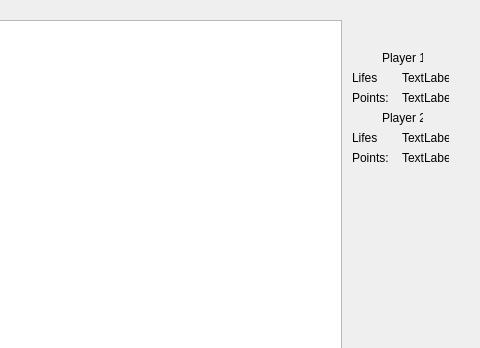
First picture: the form in src/PacManQt/mainwindow.ui, repository przemekBielak/PacMan-online, before the edit; both pictures show x 298 to 778 and y 0 to 348 of the 778 by 712 pixel window.
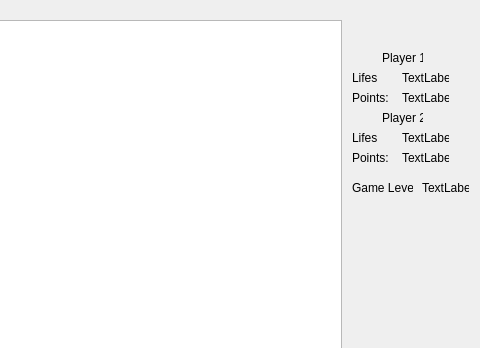
Second picture: the form after the edit.

Commit message:
Added game level support.
- When all dots are collected for game map, level is incremented.

```diff
--- a/src/PacManQt/mainwindow.ui
+++ b/src/PacManQt/mainwindow.ui
@@ -154,6 +154,32 @@
      <string>Player 2</string>
     </property>
    </widget>
+   <widget class="QLabel" name="label_game_level">
+    <property name="geometry">
+     <rect>
+      <x>650</x>
+      <y>180</y>
+      <width>61</width>
+      <height>16</height>
+     </rect>
+    </property>
+    <property name="text">
+     <string>Game Level:</string>
+    </property>
+   </widget>
+   <widget class="QLabel" name="label_game_level_num">
+    <property name="geometry">
+     <rect>
+      <x>720</x>
+      <y>180</y>
+      <width>47</width>
+      <height>16</height>
+     </rect>
+    </property>
+    <property name="text">
+     <string>TextLabel</string>
+    </property>
+   </widget>
   </widget>
  </widget>
  <layoutdefault spacing="6" margin="11"/>
```
The commit also changes 7 other files.
